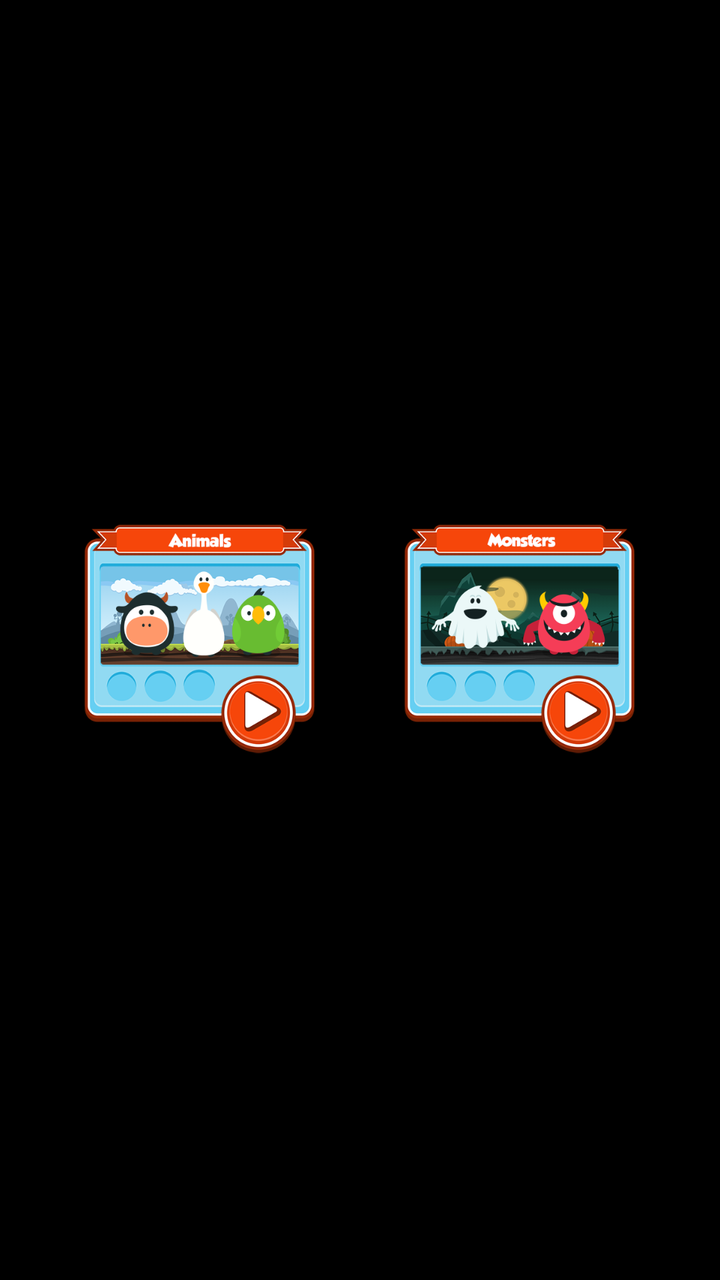
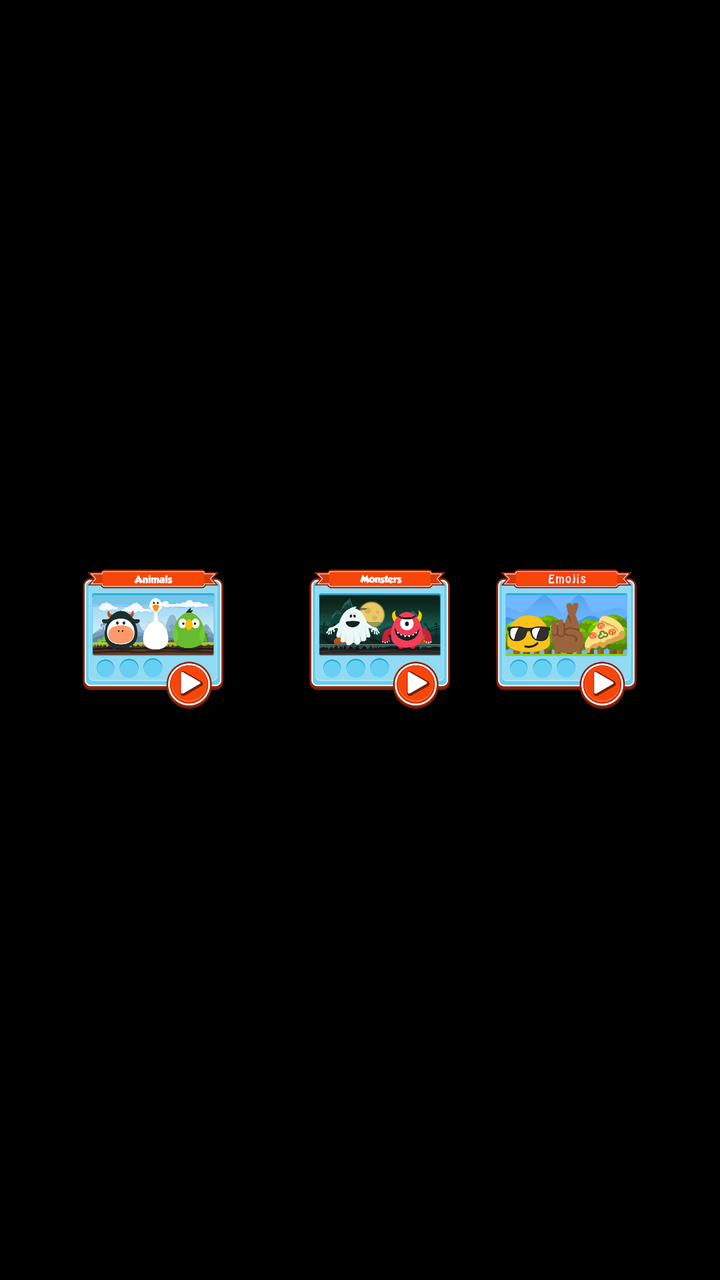

Before-and-after screenshots of an Android layout around one commit, followed by the original layout XML and the change that was made.
<!-- AndroidManifest.xml: application theme AppTheme -->
<!-- res/layout/theme_select_fragment.xml -->
<?xml version="1.0" encoding="utf-8"?>
<LinearLayout xmlns:android="http://schemas.android.com/apk/res/android"
    android:layout_width="match_parent"
    android:layout_height="match_parent"
    android:gravity="center"
    android:orientation="horizontal"
    android:paddingLeft="@dimen/theme_padding"
    android:paddingRight="@dimen/theme_padding" >

    <RelativeLayout
        android:id="@+id/theme_animals_container"
        android:layout_width="match_parent"
        android:layout_height="match_parent"
        android:layout_marginRight="@dimen/theme_margin"
        android:layout_weight="1" >

        <ImageView
            android:id="@+id/theme_animals"
            android:layout_width="match_parent"
            android:layout_height="match_parent"
            android:adjustViewBounds="true"
            android:src="@drawable/animals_theme_star_0" />

    </RelativeLayout>

    <RelativeLayout
        android:id="@+id/theme_monsters_container"
        android:layout_width="match_parent"
        android:layout_height="wrap_content"
        android:layout_marginLeft="@dimen/theme_margin"
        android:layout_weight="1" >

        <ImageView
            android:id="@+id/theme_monsters"
            android:layout_width="match_parent"
            android:layout_height="match_parent"
            android:adjustViewBounds="true"
            android:src="@drawable/monsters_theme_star_0" />
    </RelativeLayout>

</LinearLayout>
<!-- resources referenced by this layout -->
<resources>
  <dimen name="theme_margin">20dp</dimen>
  <dimen name="theme_padding">40dp</dimen>
  <!-- drawable animals_theme_star_0: png bitmap (drawable-hdpi, 77882 bytes) -->
  <!-- drawable monsters_theme_star_0: png bitmap (drawable-hdpi, 78102 bytes) -->
  <style name="AppTheme" parent="AppBaseTheme">
      </style>
  <style name="AppBaseTheme" parent="@android:style/Theme.Black.NoTitleBar.Fullscreen">
      </style>
</resources>

<!-- the commit's change to res/layout/theme_select_fragment.xml (unified diff, before → after) -->
@@ -38,4 +38,19 @@
             android:src="@drawable/monsters_theme_star_0" />
     </RelativeLayout>
 
+    <RelativeLayout
+        android:id="@+id/theme_emoji_container"
+        android:layout_width="match_parent"
+        android:layout_height="wrap_content"
+        android:layout_marginLeft="@dimen/theme_margin"
+        android:layout_weight="1" >
+
+        <ImageView
+            android:id="@+id/theme_emoji"
+            android:layout_width="match_parent"
+            android:layout_height="match_parent"
+            android:adjustViewBounds="true"
+            android:src="@drawable/emoji_theme_star_0" />
+    </RelativeLayout>
+
 </LinearLayout>
<!-- resource entries referenced after the edit -->
@@ -3,6 +3,7 @@
   <dimen name="theme_margin">20dp</dimen>
   <dimen name="theme_padding">40dp</dimen>
   <!-- drawable animals_theme_star_0: png bitmap (drawable-hdpi, 77882 bytes) -->
+  <!-- drawable emoji_theme_star_0: png bitmap (drawable-hdpi, 61514 bytes) -->
   <!-- drawable monsters_theme_star_0: png bitmap (drawable-hdpi, 78102 bytes) -->
   <style name="AppTheme" parent="AppBaseTheme">
       </style>
